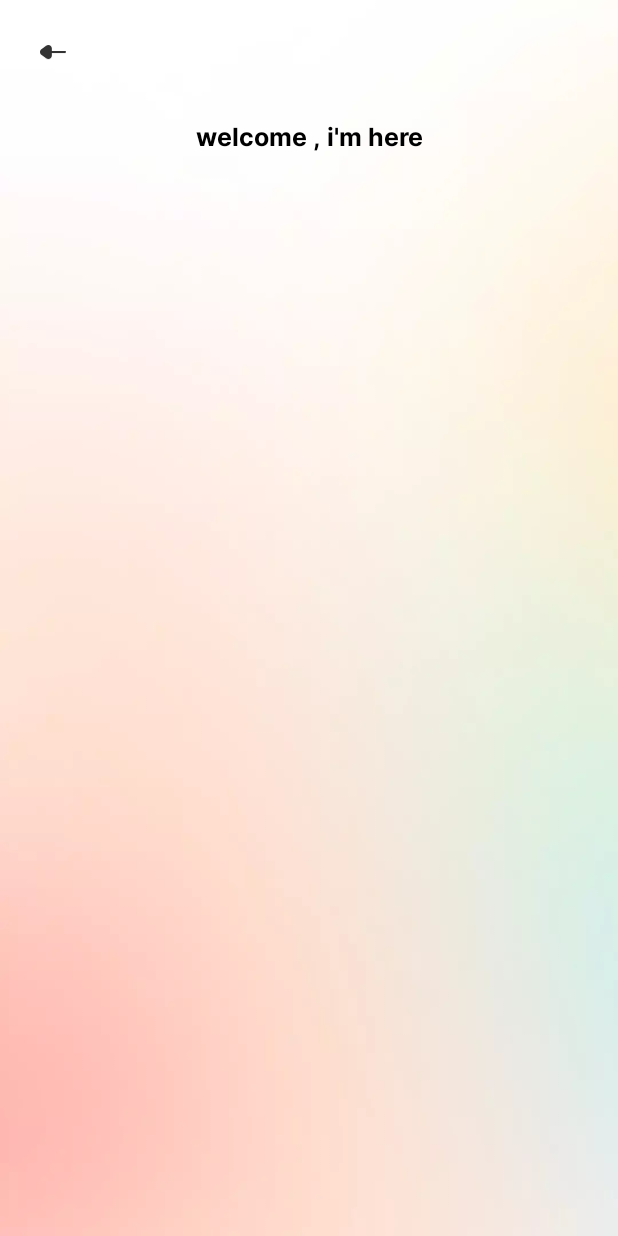
After one commit to LeTuanVu-Dev/project_freelances, an Android app: the fragment WelcomeFragment shown on its own in the app's theme, on a phone screen of 412 x 824 dp. The commit adds this screen. Run offline under Robolectric (Android 15) with nearby library versions, the phone set to English and light mode, and no system bars; our stand-ins replace sdp/ssp sizes; 1 statement that could not run was skipped.

Commit message:
done app

```diff
--- a/app/src/main/java/com/tuanvu/quanlichitieu/future/activity/SettingActivity.kt
+++ b/app/src/main/java/com/tuanvu/quanlichitieu/future/activity/SettingActivity.kt
@@ -3,6 +3,7 @@ package com.tuanvu.quanlichitieu.future.activity
 import android.content.Intent
 import com.tuanvu.quanlichitieu.base.BaseActivity
 import com.tuanvu.quanlichitieu.databinding.ActivitySettingBinding
+import com.tuanvu.quanlichitieu.future.fragment.WelcomeFragment
 import com.tuanvu.quanlichitieu.future.preferences.SharedPreferenceUtils
 
 class SettingActivity:BaseActivity<ActivitySettingBinding>() {
@@ -18,6 +19,10 @@ class SettingActivity:BaseActivity<ActivitySettingBinding>() {
             signOut()
         }
 
+        binding.btnWelcome.setOnClickListener {
+            addFragment(WelcomeFragment.instance())
+        }
+
     }
 
     private fun signOut() {
--- /dev/null
+++ b/app/src/main/java/com/tuanvu/quanlichitieu/future/fragment/WelcomeFragment.kt
@@ -0,0 +1,32 @@
+package com.tuanvu.quanlichitieu.future.fragment
+
+import android.view.LayoutInflater
+import android.view.ViewGroup
+import com.tuanvu.quanlichitieu.base.BaseFragment
+import com.tuanvu.quanlichitieu.databinding.FragmentGioithieuBinding
+
+class WelcomeFragment :BaseFragment<FragmentGioithieuBinding>() {
+
+    companion object{
+        fun instance():WelcomeFragment{
+            return newInstance(WelcomeFragment::class.java)
+        }
+    }
+    override fun initView() {
+        binding.icBack.setOnClickListener {
+            handlerBackPressed()
+        }
+    }
+
+    override fun handlerBackPressed() {
+        super.handlerBackPressed()
+        closeFragment(this)
+    }
+
+    override fun getBinding(
+        inflater: LayoutInflater,
+        container: ViewGroup?
+    ): FragmentGioithieuBinding {
+        return FragmentGioithieuBinding.inflate(inflater,container,false)
+    }
+}
--- /dev/null
+++ b/app/src/main/res/layout/fragment_gioithieu.xml
@@ -0,0 +1,39 @@
+<?xml version="1.0" encoding="utf-8"?>
+<androidx.constraintlayout.widget.ConstraintLayout xmlns:android="http://schemas.android.com/apk/res/android"
+    android:layout_width="match_parent"
+    android:layout_height="match_parent"
+    xmlns:app="http://schemas.android.com/apk/res-auto"
+    android:background="@drawable/bg_primary"
+    android:clickable="true"
+    android:focusable="true">
+
+    <ImageView
+        android:id="@+id/ic_back"
+        android:layout_width="@dimen/_30sdp"
+        android:layout_height="@dimen/_30sdp"
+        android:src="@drawable/ic_back"
+        android:padding="@dimen/_8sdp"
+        android:layout_marginStart="@dimen/_12sdp"
+        app:layout_constraintTop_toTopOf="parent"
+        app:layout_constraintLeft_toLeftOf="parent"
+        android:layout_marginTop="@dimen/_12sdp"
+        />
+
+    <TextView
+        android:id="@+id/btnLogout"
+        android:layout_width="match_parent"
+        android:layout_height="wrap_content"
+        android:text="welcome , i'm here"
+        android:textSize="@dimen/_13sdp"
+        android:fontFamily="@font/inter_bold"
+        android:textColor="@color/black"
+        android:gravity="center"
+        app:layout_constraintTop_toBottomOf="@id/ic_back"
+        android:paddingVertical="@dimen/_8sdp"
+        android:layout_marginTop="@dimen/_10sdp"
+        android:layout_marginHorizontal="@dimen/_16sdp"
+        />
+
+
+
+</androidx.constraintlayout.widget.ConstraintLayout>
```
Also changed, not shown: app/src/main/res/layout/activity_setting.xml (+5 -4 lines), app/src/main/res/values/strings.xml (+52 -52 lines).
